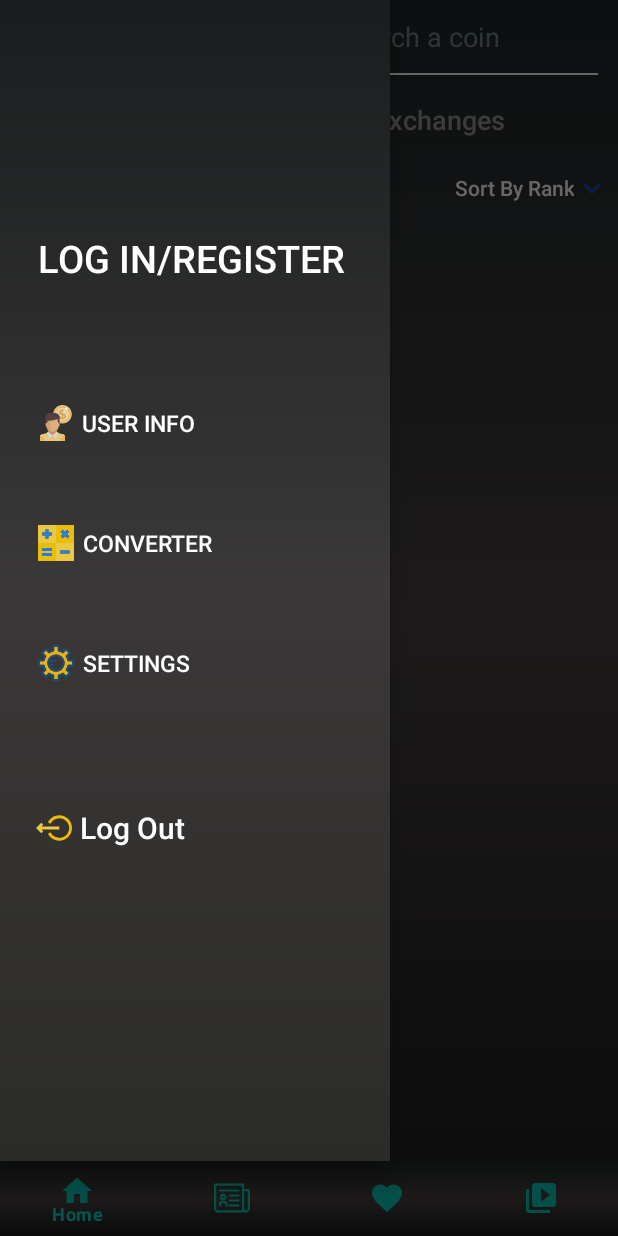
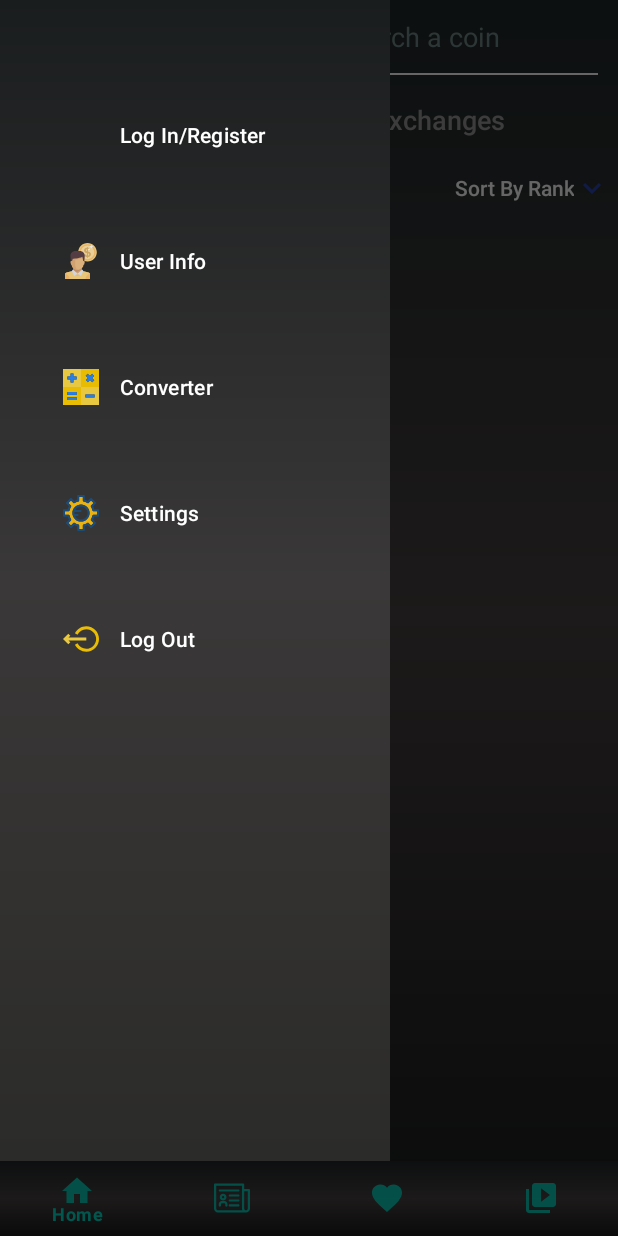
Before and after one commit to Lukalomi/CryptoAppFinalProject, an Android app: the screen it shows after launch (MainActivity), with the side drawer open, on a phone screen of 412 x 824 dp. Run offline under Robolectric (Android 15) with nearby library versions, the phone set to English and light mode, and no system bars; our stand-ins replace Dagger/Hilt's generated code, Firebase (no records; nobody signed in at launch, a user with empty details on screens opened directly), Room's generated code, navigation-ui, paging; pictures from the network do not load.

Commit message:
side navigation is done

```diff
--- a/app/src/main/java/com/example/cryptoappfinalproject/MainActivity.kt
+++ b/app/src/main/java/com/example/cryptoappfinalproject/MainActivity.kt
@@ -2,7 +2,11 @@ package com.example.cryptoappfinalproject
 
 import android.os.Bundle
 import androidx.appcompat.app.AppCompatActivity
+import androidx.navigation.fragment.NavHostFragment
+import androidx.navigation.ui.NavigationUI
 import com.example.cryptoappfinalproject.databinding.ActivityMainBinding
+import com.google.android.material.bottomnavigation.BottomNavigationView
+import com.google.android.material.navigation.NavigationView
 import dagger.hilt.android.AndroidEntryPoint
 
 
@@ -15,6 +19,21 @@ class MainActivity : AppCompatActivity() {
         super.onCreate(savedInstanceState)
         binding = ActivityMainBinding.inflate(layoutInflater)
         setContentView(binding!!.root)
+
+
+        val sideNav = findViewById<NavigationView>(R.id.sideNavigation)
+        sideNav.itemIconTintList = null
+
+        setUpSideNavigation()
+    }
+
+
+    private fun setUpSideNavigation() {
+        val navHostFragment =
+            supportFragmentManager.findFragmentById(R.id.nav_host_fragment) as NavHostFragment
+        val navController = navHostFragment.navController
+        val navigationView: NavigationView = binding!!.sideNavigation
+        NavigationUI.setupWithNavController(navigationView, navController)
     }
 
     }
--- a/app/src/main/res/layout/activity_main.xml
+++ b/app/src/main/res/layout/activity_main.xml
@@ -42,14 +42,22 @@
 
 
     <com.google.android.material.navigation.NavigationView
+        android:id="@+id/sideNavigation"
         android:layout_width="260dp"
         android:layout_height="match_parent"
+        android:layout_gravity="start"
         android:layout_marginBottom="50dp"
-        android:layout_gravity="start">
+        android:background="@drawable/drawer_background"
+        app:itemTextColor="@color/white"
+        app:itemVerticalPadding="30dp"
+        android:paddingStart="20dp"
+        android:paddingEnd="20dp"
+        android:paddingTop="40dp"
+        app:menu="@menu/side_nav">
 
-        <include layout="@layout/drawer">
+        <!--        <include layout="@layout/drawer">-->
 
-        </include>
+        <!--        </include>-->
 
     </com.google.android.material.navigation.NavigationView>
 </androidx.drawerlayout.widget.DrawerLayout>
--- /dev/null
+++ b/app/src/main/res/menu/side_nav.xml
@@ -0,0 +1,30 @@
+<?xml version="1.0" encoding="utf-8"?>
+<menu xmlns:android="http://schemas.android.com/apk/res/android"
+
+    >
+
+    <item
+        android:id="@+id/loginFragment"
+        android:title="@string/log_in_register"
+        />
+    <item
+        android:id="@+id/userInfoFragment"
+        android:icon="@drawable/ic_user"
+        android:title="@string/user_info" />
+
+    <item
+        android:id="@+id/converterFragment"
+        android:icon="@drawable/ic_calculator"
+        android:title="@string/converter"
+        />
+
+    <item
+        android:id="@+id/settingsFragment"
+        android:icon="@drawable/ic_settings"
+        android:title="@string/settings" />
+
+    <item
+        android:icon="@drawable/ic_log_out"
+        android:title="Log Out" />
+
+</menu>
```
